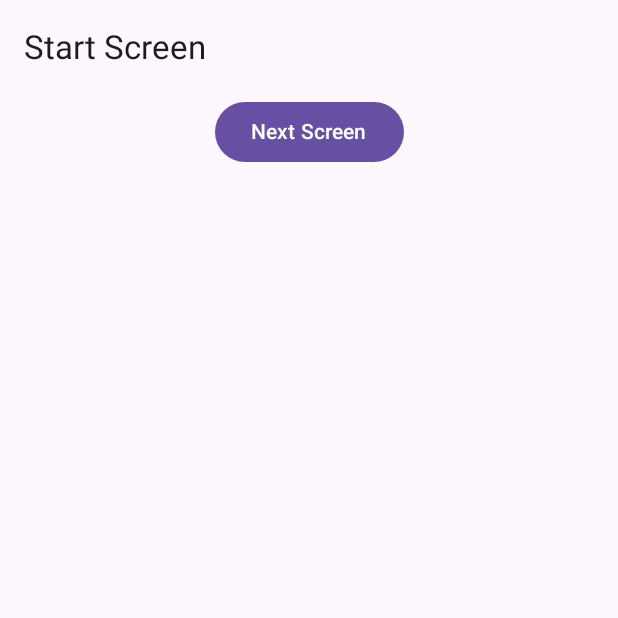
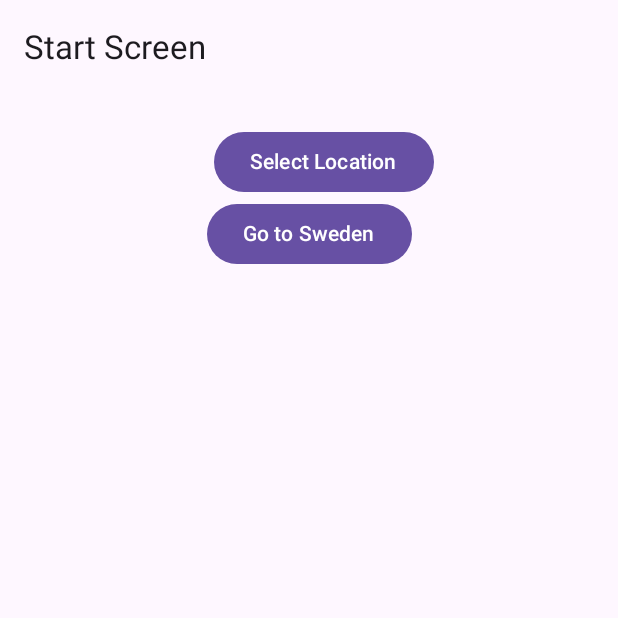
Before and after one commit to oeddeo/HangAppMultiPlatform, an Android app built with Jetpack Compose: the composable StartScreen shown on its own in the app's theme, on a phone screen of 412 x 824 dp, the top half of it. Run offline under Robolectric (Android 15) with nearby library versions, the phone set to English and light mode, and no system bars; our stand-ins replace Compose Multiplatform resources; 1 statement that could not run was skipped.

Commit message:
prep: example viewModel and screen to pass navargument

```diff
--- a/composeApp/src/commonMain/kotlin/App.kt
+++ b/composeApp/src/commonMain/kotlin/App.kt
@@ -2,6 +2,7 @@ import androidx.compose.material3.MaterialTheme
 import androidx.compose.runtime.*
 import androidx.navigation.compose.rememberNavController
 import navigation.SetupNavGraph
+import viewModels.StartViewModel
 
 @Composable
 fun App() {
--- /dev/null
+++ b/composeApp/src/commonMain/kotlin/data/StartState.kt
@@ -0,0 +1,5 @@
+package data
+
+data class StartState(
+    val currentCountry: Country = Country(),
+    val showContent: Boolean = false)
--- a/composeApp/src/commonMain/kotlin/screens/StartScreen.kt
+++ b/composeApp/src/commonMain/kotlin/screens/StartScreen.kt
@@ -1,22 +1,37 @@
 package screens
 
+import androidx.compose.foundation.Image
 import androidx.compose.foundation.layout.Column
+import androidx.compose.foundation.layout.Row
 import androidx.compose.foundation.layout.fillMaxSize
 import androidx.compose.foundation.layout.padding
+import androidx.compose.foundation.layout.size
 import androidx.compose.material3.Button
+import androidx.compose.material3.DropdownMenu
+import androidx.compose.material3.DropdownMenuItem
 import androidx.compose.material3.ExperimentalMaterial3Api
 import androidx.compose.material3.Scaffold
 import androidx.compose.material3.Text
 import androidx.compose.material3.TopAppBar
 import androidx.compose.runtime.Composable
+import androidx.compose.runtime.collectAsState
+import androidx.compose.runtime.getValue
+import androidx.compose.runtime.mutableStateOf
+import androidx.compose.runtime.remember
+import androidx.compose.runtime.setValue
 import androidx.compose.ui.Alignment
 import androidx.compose.ui.Modifier
+import androidx.compose.ui.unit.dp
+import org.jetbrains.compose.resources.painterResource
+import viewModels.StartViewModel
 
 @OptIn(ExperimentalMaterial3Api::class)
 @Composable
-fun StartScreen(
-    onNextClick: () -> Unit = {},
-) {
+fun StartScreen(onNextClick: (String) -> Unit = {}) {
+
+    val viewModel = StartViewModel()
+    val uiState by viewModel.uiState.collectAsState()
+    var isExpanded by remember { mutableStateOf(false) }
     Scaffold(
         topBar = {
             TopAppBar(
@@ -26,15 +41,42 @@ fun StartScreen(
         }
     ) { paddingValues ->
         Column(
-            modifier = Modifier
-                .fillMaxSize()
-                .padding(paddingValues),
-            horizontalAlignment = Alignment.CenterHorizontally
+            modifier = Modifier.fillMaxSize().padding(paddingValues),
+            horizontalAlignment = Alignment.CenterHorizontally,
         ) {
-            Button(onClick = onNextClick) {
-                Text("Next Screen")
+            Row(
+                modifier = Modifier.padding(start = 20.dp, top = 10.dp)
+                    .align(Alignment.CenterHorizontally)
+            ) {
+                DropdownMenu(
+                    expanded = isExpanded,
+                    onDismissRequest = { isExpanded = false }) {
+                    viewModel.countries().forEach { (name, flag) ->
+                        DropdownMenuItem(
+                            onClick = {
+                                viewModel.updateCountry(name)
+                                isExpanded = false
+                            },
+                            text = { Text(name) },
+                            trailingIcon = {
+                                Image(
+                                    painter = painterResource(flag),
+                                    contentDescription = "$flag flag",
+                                    modifier = Modifier.size(50.dp).padding(end = 10.dp)
+                                )
+                            })
+                    }
+                }
+            }
+            Button(modifier = Modifier.padding(start = 20.dp, top = 10.dp),
+                onClick = { isExpanded = !isExpanded }) {
+                Text("Select Location")
+            }
+
+
+            Button(onClick = { onNextClick(uiState.currentCountry.name) }) {
+                Text("Go to ${uiState.currentCountry.name}")
             }
         }
-        //sdsd
     }
 }
--- /dev/null
+++ b/composeApp/src/commonMain/kotlin/viewModels/StartViewModel.kt
@@ -0,0 +1,36 @@
+package viewModels
+
+import androidx.lifecycle.ViewModel
+import data.Country
+import data.StartState
+import kotlinx.coroutines.flow.MutableStateFlow
+import kotlinx.coroutines.flow.StateFlow
+import kotlinx.coroutines.flow.asStateFlow
+import me.sample.library.resources.Res
+import me.sample.library.resources.eg
+import me.sample.library.resources.fr
+import me.sample.library.resources.id
+import me.sample.library.resources.jp
+import me.sample.library.resources.mx
+import me.sample.library.resources.se
+
+class StartViewModel : ViewModel() {
+
+    private val _uisState = MutableStateFlow(StartState())
+    val uiState: StateFlow<StartState> = _uisState.asStateFlow()
+
+    fun updateCountry(selectedCountryName: String) {
+        val newCountry = _uisState.value.currentCountry.copy(name = selectedCountryName)
+        _uisState.value = _uisState.value.copy(currentCountry = newCountry)
+    }
+
+    fun countries() = listOf(
+        Country("Japan", Res.drawable.jp),
+        Country("France", Res.drawable.fr),
+        Country("Mexico",  Res.drawable.mx),
+        Country("Indonesia", Res.drawable.id),
+        Country("Egypt", Res.drawable.eg),
+        Country("Sweden", Res.drawable.se)
+    )
+
+}
```
